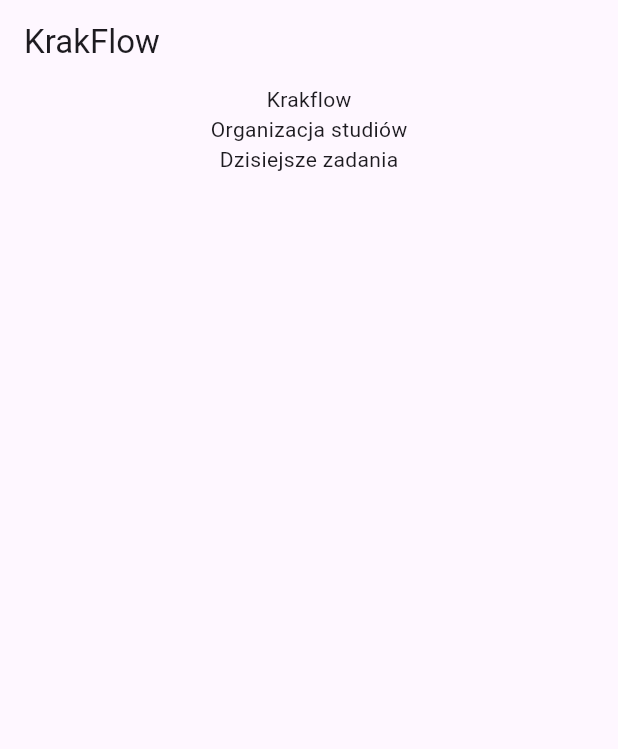
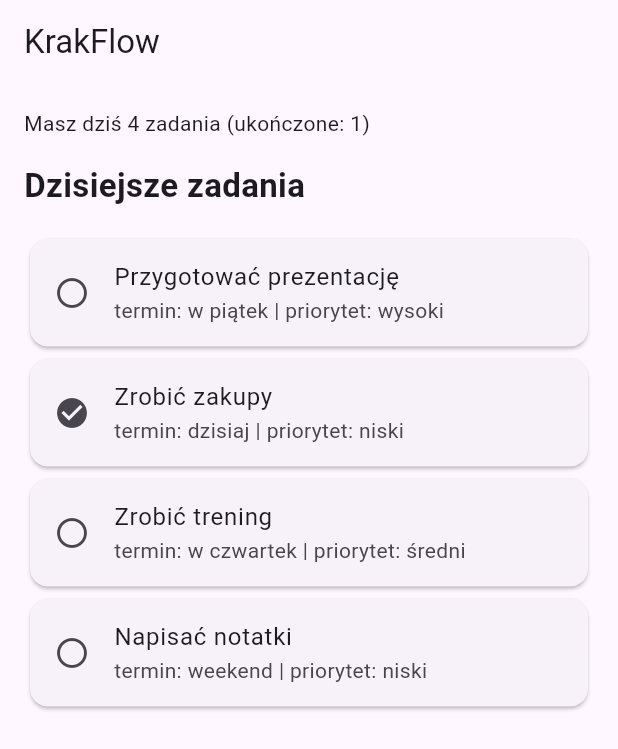
Before and after one commit to plokijuuu/krakowflow_flutter, a Flutter app: the screen it shows after launch, on a phone screen of 412 x 824 dp. Shown: the top 749 px of the screen. Run offline on Flutter 3.47's test engine with Material 3 defaults, Android fonts, the light colour scheme and no system bars.

Commit message:
lab_04 krakflow task list

```diff
--- a/lib/main.dart
+++ b/lib/main.dart
@@ -1,21 +1,53 @@
 import 'package:flutter/material.dart';
+
 void main() {
   runApp(MyApp());
 }
+
 class MyApp extends StatelessWidget {
+  final List<Task> tasks = [
+    Task(title: "Przygotować prezentację", deadline: "w piątek", done: false, priority: "wysoki"),
+    Task(title: "Zrobić zakupy", deadline: "dzisiaj", done: true, priority: "niski"),
+    Task(title: "Zrobić trening", deadline: "w czwartek", done: false, priority: "średni"),
+    Task(title: "Napisać notatki", deadline: "weekend", done: false, priority: "niski"),
+  ];
+
   @override
   Widget build(BuildContext context) {
+    int doneCount = tasks.where((task) => task.done).length;
+
     return MaterialApp(
       home: Scaffold(
         appBar: AppBar(
           title: Text("KrakFlow"),
         ),
-        body: Center(
+        body: Padding(
+          padding: EdgeInsets.all(16),
           child: Column(
+            crossAxisAlignment: CrossAxisAlignment.start,
             children: [
-              Text("Krakflow"),
-              Text("Organizacja studiów"),
-              Text("Dzisiejsze zadania"),
+              Text("Masz dziś ${tasks.length} zadania (ukończone: $doneCount)"),
+
+              SizedBox(height: 16),
+
+              Text(
+                "Dzisiejsze zadania",
+                style: TextStyle(
+                  fontSize: 22,
+                  fontWeight: FontWeight.bold,
+                ),
+              ),
+
+              SizedBox(height: 16),
+
+              Expanded(
+                child: ListView.builder(
+                  itemCount: tasks.length,
+                  itemBuilder: (context, index) {
+                    return TaskCard(task: tasks[index]);
+                  },
+                ),
+              ),
             ],
           ),
         ),
@@ -23,3 +55,40 @@
     );
   }
 }
+
+class TaskCard extends StatelessWidget {
+  final Task task;
+
+  const TaskCard({super.key, required this.task});
+
+  @override
+  Widget build(BuildContext context) {
+    return Card(
+      child: ListTile(
+        leading: Icon(
+          task.done
+              ? Icons.check_circle
+              : Icons.radio_button_unchecked,
+        ),
+        title: Text(task.title),
+        subtitle: Text(
+          "termin: ${task.deadline} | priorytet: ${task.priority}",
+        ),
+      ),
+    );
+  }
+}
+
+class Task {
+  final String title;
+  final String deadline;
+  final bool done;
+  final String priority;
+
+  Task({
+    required this.title,
+    required this.deadline,
+    required this.done,
+    required this.priority,
+  });
+}
```
